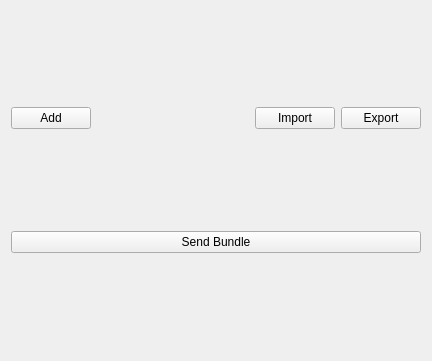
Qt form osctester.ui (kzkyuta/OscTester) before a commit.
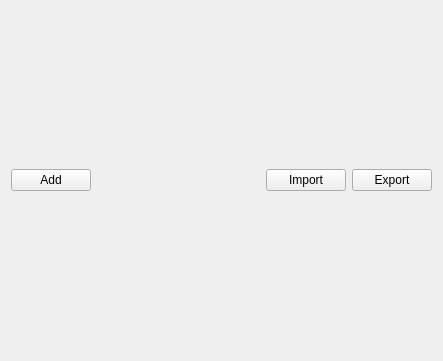
The same form after that commit.

Commit message: sendBundle Button was deleted

Patch:
```diff
--- a/osctester.ui
+++ b/osctester.ui
@@ -6,7 +6,7 @@
    <rect>
     <x>0</x>
     <y>0</y>
-    <width>432</width>
+    <width>443</width>
     <height>361</height>
    </rect>
   </property>
@@ -89,13 +89,6 @@
     <item>
      <layout class="QVBoxLayout" name="verticalLayout_2"/>
     </item>
-    <item>
-     <widget class="QPushButton" name="sendBundle">
-      <property name="text">
-       <string>Send Bundle</string>
-      </property>
-     </widget>
-    </item>
    </layout>
   </widget>
  </widget>
```
The commit also changes 1 other file.
